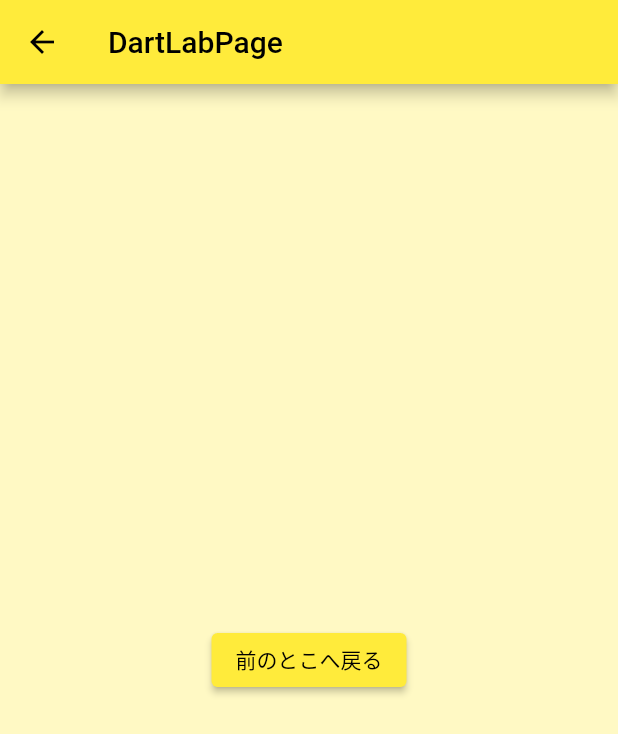
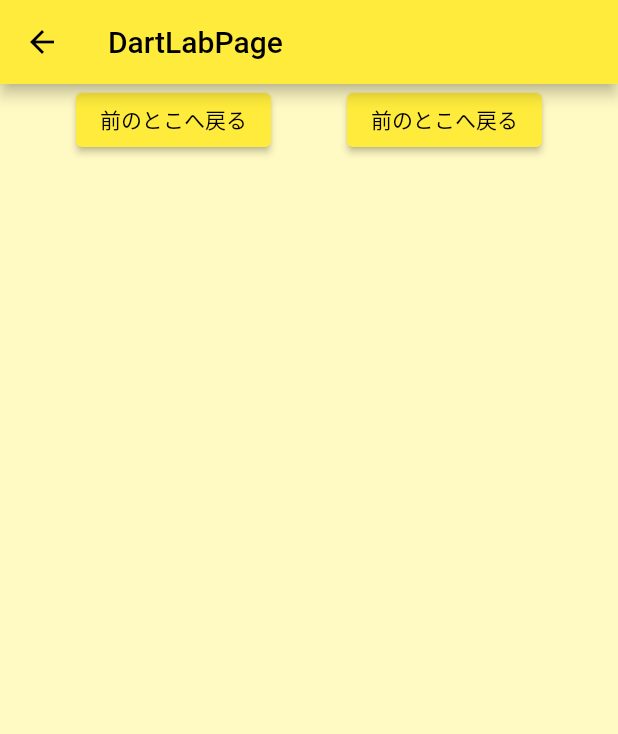
Before and after one commit to yuu-eguci/flutter_lab, a Flutter app: the DartLabPage screen opened by its route, on a phone screen of 412 x 824 dp. Shown: the top 734 px of the screen. Run offline on Flutter 3.47's test engine with Material 2 defaults, Android fonts, the phone set to English and light mode, and no system bars.

Commit message:
✨ child: Center -> child: Column and Row

```diff
--- a/lib/main.dart
+++ b/lib/main.dart
@@ -70,14 +70,27 @@ class DartLabPage extends StatelessWidget {
       body: Container(
         height: double.infinity,
         color: Colors.yellow[100],
-        child: Center(
-          child: ElevatedButton(
+        child: Column(
+          children: <Widget>[
+            Row(
+              mainAxisAlignment: MainAxisAlignment.spaceEvenly,
+              children: <Widget>[
+                ElevatedButton(
                   child: const Text('前のとこへ戻る'),
                   onPressed: () {
                     Navigator.pop(context);
                   },
                 ),
+                ElevatedButton(
+                  child: const Text('前のとこへ戻る'),
+                  onPressed: () {
+                    Navigator.pop(context);
+                  },
                 ),
+              ],
+            ),
+          ],
+        )
       ),
     );
   }
```
Lines whose indentation alone changed are shown as unchanged.
